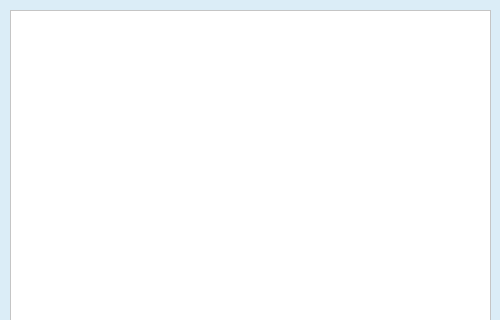
Old version of the form client/ui/chatwindow.ui in the repository pechpo/What-s-up; both pictures show x 0 to 500 and y 0 to 320 of the 500 by 581 pixel window.
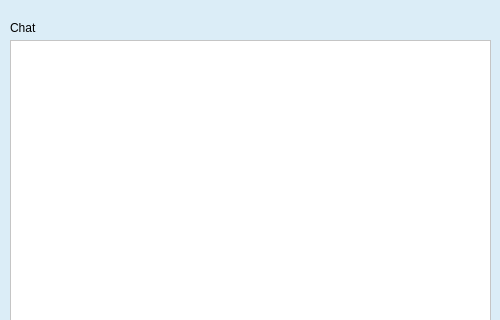
New version of the form.

Commit message: create chat

Diff of the .ui file:
```diff
--- a/client/ui/chatwindow.ui
+++ b/client/ui/chatwindow.ui
@@ -20,9 +20,9 @@
    <property name="geometry">
     <rect>
      <x>10</x>
-     <y>10</y>
+     <y>40</y>
      <width>481</width>
-     <height>351</height>
+     <height>321</height>
     </rect>
    </property>
    <property name="styleSheet">
@@ -55,6 +55,19 @@
     <string>发送</string>
    </property>
   </widget>
+  <widget class="QLabel" name="idLabel">
+   <property name="geometry">
+    <rect>
+     <x>10</x>
+     <y>20</y>
+     <width>131</width>
+     <height>16</height>
+    </rect>
+   </property>
+   <property name="text">
+    <string>Chat</string>
+   </property>
+  </widget>
  </widget>
  <resources/>
  <connections/>
```
The commit also changes 13 other files.
